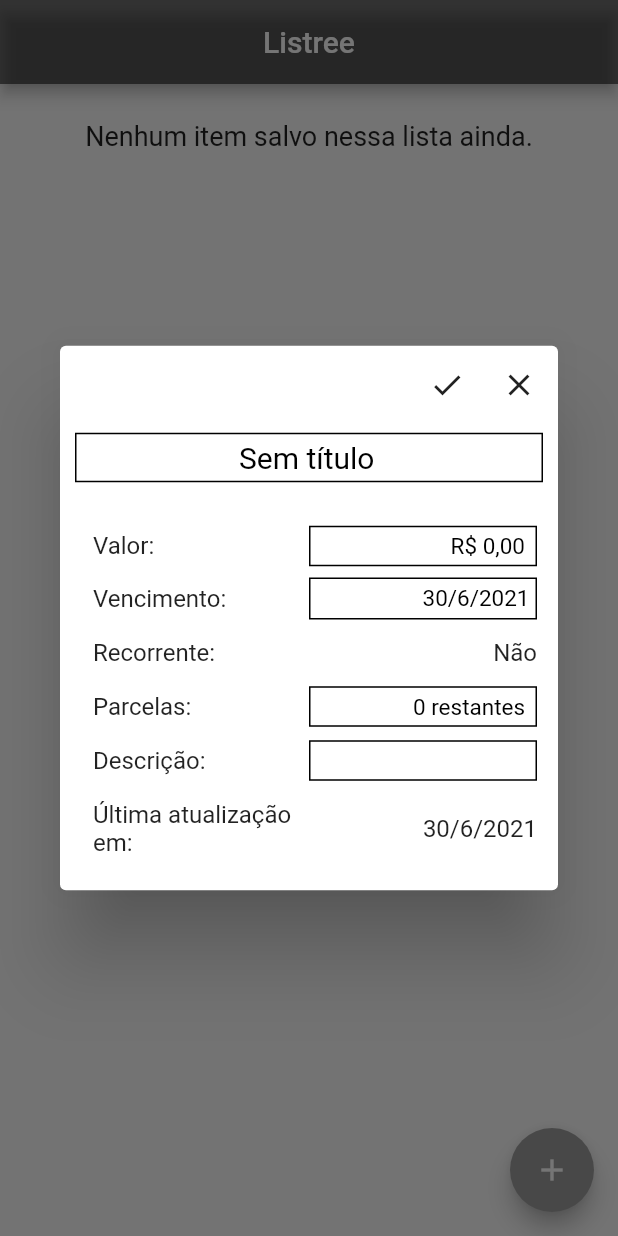
After one commit to JulioCRFilho/listree, a Flutter app: the screen it shows after launch, after a tap on the "add" icon, on a phone screen of 412 x 824 dp. The commit adds this screen. Run offline on Flutter 3.47's test engine with Material 2 defaults, Android fonts, the phone set to English and light mode, and no system bars; our stand-ins replace get, sqflite; accounts and stored records are empty.

Commit message:
Refactoring to Clean with Screaming Architectures

```diff
--- /dev/null
+++ b/lib/config/constants.dart
@@ -0,0 +1,3 @@
+class Constants {
+  static const String appName = 'Listree';
+}
--- a/lib/main.dart
+++ b/lib/main.dart
@@ -1,6 +1,7 @@
 import 'package:flutter/material.dart';
 import 'package:get/get.dart';
-import 'package:listree/home/home.dart';
+import 'package:listree/config/constants.dart';
+import 'package:listree/monthly_bill/monthly_bill.dart';
 import 'package:listree/repository/datasources/monthly_bills_dao.dart';
 
 void main() async {
@@ -16,8 +17,8 @@ class MyApp extends StatelessWidget {
   Widget build(BuildContext context) {
     return GetMaterialApp(
       debugShowCheckedModeBanner: false,
-      title: 'Listree',
-      home: Home(),
+      title: Constants.appName,
+      home: MonthlyBill(),
     );
   }
 }
--- /dev/null
+++ b/lib/monthly_bill/monthly_bill.dart
@@ -0,0 +1,24 @@
+import 'package:flutter/cupertino.dart';
+import 'package:flutter/material.dart';
+import 'package:listree/config/constants.dart';
+import 'package:listree/monthly_bill/monthly_bill_presenter.dart';
+import 'package:listree/widgets/list_items.dart';
+
+class MonthlyBill extends StatelessWidget with MonthlyBillPresenter {
+  @override
+  Widget build(BuildContext context) {
+    return Scaffold(
+      appBar: AppBar(
+        title: Text(Constants.appName),
+        centerTitle: true,
+        backgroundColor: Colors.black54,
+      ),
+      body: ListItems(super.dao.data),
+      floatingActionButton: FloatingActionButton(
+        backgroundColor: Colors.grey,
+        child: Icon(Icons.add),
+        onPressed: () => super.createItem(),
+      ),
+    );
+  }
+}
--- /dev/null
+++ b/lib/monthly_bill/monthly_bill_presenter.dart
@@ -0,0 +1,13 @@
+import 'package:get/get.dart';
+import 'package:listree/repository/datasources/monthly_bills_dao.dart';
+import 'package:listree/repository/usecases/export.dart';
+import 'package:listree/widgets/item_view.dart';
+
+mixin MonthlyBillPresenter {
+  final MonthlyBillsDAO dao = Get.find();
+
+  void createItem() {
+    final MonthlyBill _bill = MonthlyBill();
+    return ItemView(_bill, true).show();
+  }
+}
--- a/lib/repository/interfaces/monthly_bill_interface.dart
+++ b/lib/repository/datasources/interfaces/monthly_bill_interface.dart
@@ -1,4 +1,4 @@
-import 'package:listree/repository/entities/models/models.dart';
+import 'package:listree/repository/usecases/export.dart';
 
 abstract class MonthlyBillInterface {
   Future<bool> create();
--- a/lib/repository/datasources/monthly_bills_dao.dart
+++ b/lib/repository/datasources/monthly_bills_dao.dart
@@ -1,7 +1,7 @@
 import 'package:get/get.dart';
 import 'package:get/get_rx/src/rx_types/rx_types.dart';
 import 'package:listree/repository/datasources/config_dao.dart';
-import 'package:listree/repository/entities/models/models.dart';
+import 'package:listree/repository/usecases/export.dart';
 import 'package:sqflite/sqflite.dart';
 
 class MonthlyBillsDAO extends GetxController with ConfigDao {
--- a/lib/repository/entities/models/monthly_bill.dart
+++ b/lib/repository/usecases/monthly_bill.dart
@@ -1,7 +1,7 @@
 import 'package:get/get.dart';
 import 'package:listree/repository/datasources/monthly_bills_dao.dart';
-import 'package:listree/repository/entities/types/types.dart';
-import 'package:listree/repository/interfaces/monthly_bill_interface.dart';
+import 'package:listree/repository/entities/export.dart';
+import 'package:listree/repository/datasources/interfaces/monthly_bill_interface.dart';
 
 class MonthlyBill extends RxController
     with Alarm, Money, Savable, Drag
--- a/lib/widgets/item_tile.dart
+++ b/lib/widgets/item_tile.dart
@@ -2,7 +2,7 @@ import 'package:flutter/material.dart';
 import 'package:get/get.dart';
 import 'package:get/get_state_manager/src/rx_flutter/rx_obx_widget.dart';
 import 'package:listree/repository/datasources/monthly_bills_dao.dart';
-import 'package:listree/repository/entities/models/models.dart';
+import 'package:listree/repository/usecases/export.dart';
 import 'package:listree/widgets/item_button.dart';
 import 'package:listree/widgets/item_view.dart';
 
@@ -38,7 +38,7 @@ class ItemTile extends StatelessWidget {
         );
       },
     );
-  }
+      }
 
   Widget _options(bool _showOptions) {
     return _showOptions
--- a/lib/widgets/item_view.dart
+++ b/lib/widgets/item_view.dart
@@ -2,7 +2,7 @@ import 'package:flutter/cupertino.dart';
 import 'package:flutter/material.dart';
 import 'package:get/get.dart';
 import 'package:listree/repository/datasources/monthly_bills_dao.dart';
-import 'package:listree/repository/entities/models/models.dart';
+import 'package:listree/repository/usecases/export.dart';
 
 class ItemView {
   RxBool _editing = false.obs;
```
Also changed, not shown: lib/home/home.dart (deleted, +0 -33 lines), lib/repository/entities/alarm.dart (renamed from lib/repository/entities/types/alarm.dart), lib/repository/entities/drag.dart (renamed from lib/repository/entities/types/drag.dart), lib/repository/entities/export.dart (renamed from lib/repository/entities/types/types.dart), lib/repository/entities/money.dart (renamed from lib/repository/entities/types/money.dart), lib/repository/entities/savable.dart (renamed from lib/repository/entities/types/savable.dart), lib/repository/usecases/export.dart (renamed from lib/repository/entities/models/models.dart).
